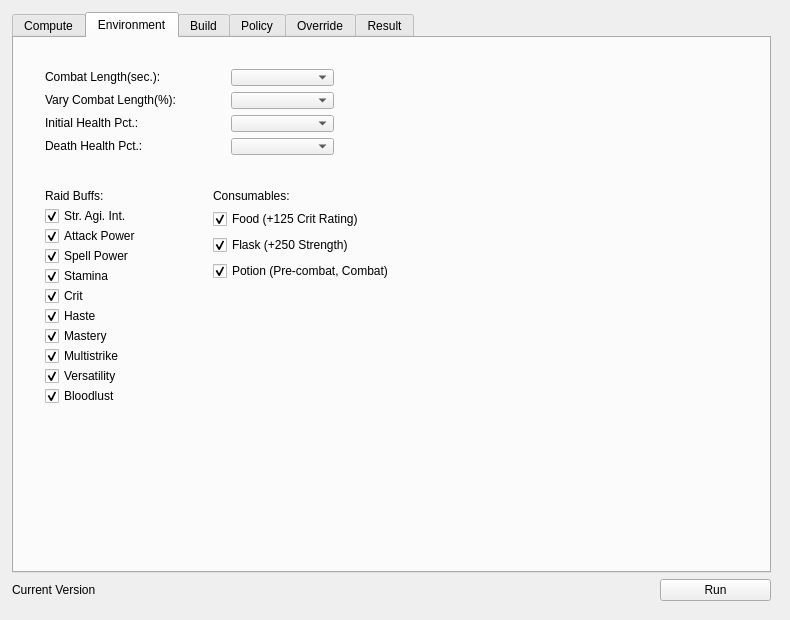
Above: gic.ui from AeanSR/irecore before the change. Below: the same form after it.
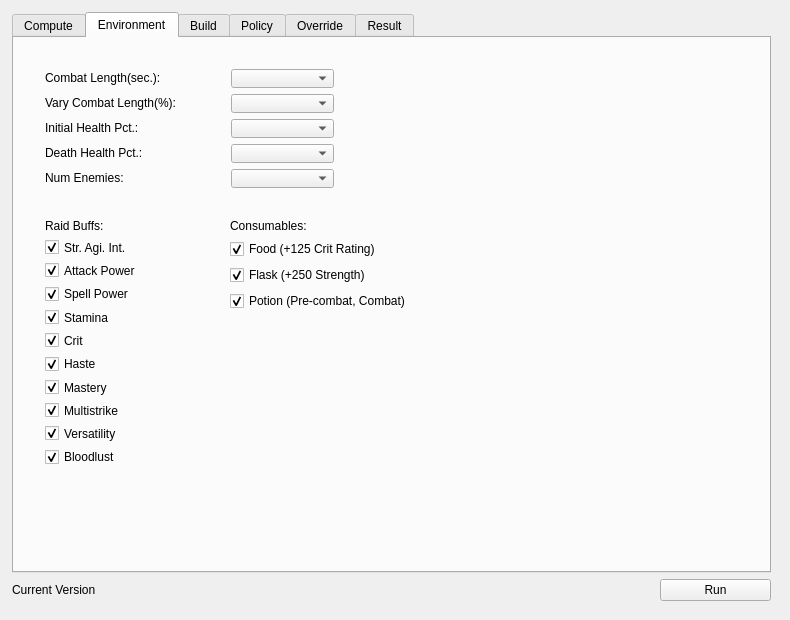
That is the form after the change. The open tabs and pages were chosen to show the change.

Commit message: Bug fix: Bladestorm didn't works with the legendary ring. UI Fixes. Added new options for multi-target system.

Patch:
```diff
--- a/gic.ui
+++ b/gic.ui
@@ -28,6 +28,11 @@
     <height>620</height>
    </size>
   </property>
+  <property name="font">
+   <font>
+    <pointsize>9</pointsize>
+   </font>
+  </property>
   <property name="windowTitle">
    <string>IreCore</string>
   </property>
@@ -707,9 +712,9 @@
          <property name="geometry">
           <rect>
            <x>20</x>
-           <y>140</y>
-           <width>371</width>
-           <height>236</height>
+           <y>170</y>
+           <width>388</width>
+           <height>269</height>
           </rect>
          </property>
          <layout class="QHBoxLayout" name="horizontalLayout_10">
@@ -890,7 +895,7 @@
            <x>20</x>
            <y>20</y>
            <width>311</width>
-           <height>108</height>
+           <height>141</height>
           </rect>
          </property>
          <layout class="QVBoxLayout" name="verticalLayout_7">
@@ -978,6 +983,27 @@
             </item>
            </layout>
           </item>
+          <item>
+           <layout class="QHBoxLayout" name="horizontalLayout_30">
+            <item>
+             <widget class="QLabel" name="label_40">
+              <property name="text">
+               <string>&lt;html&gt;&lt;head/&gt;&lt;body&gt;&lt;p&gt;Num Enemies:&lt;/p&gt;&lt;/body&gt;&lt;/html&gt;</string>
+              </property>
+             </widget>
+            </item>
+            <item>
+             <widget class="QComboBox" name="comboNumEnemies">
+              <property name="maximumSize">
+               <size>
+                <width>103</width>
+                <height>16777215</height>
+               </size>
+              </property>
+             </widget>
+            </item>
+           </layout>
+          </item>
          </layout>
         </widget>
        </widget>
```
Left out of the diff: 74 changed lines with no effect on the pictures. The commit also changes 7 other files.
